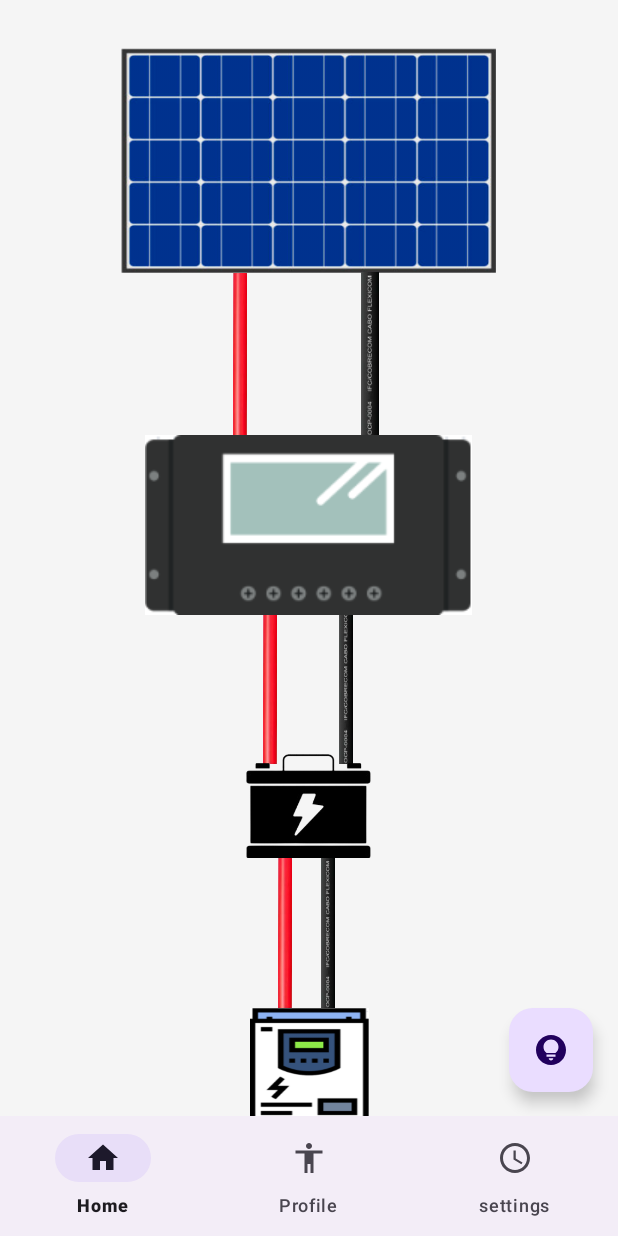
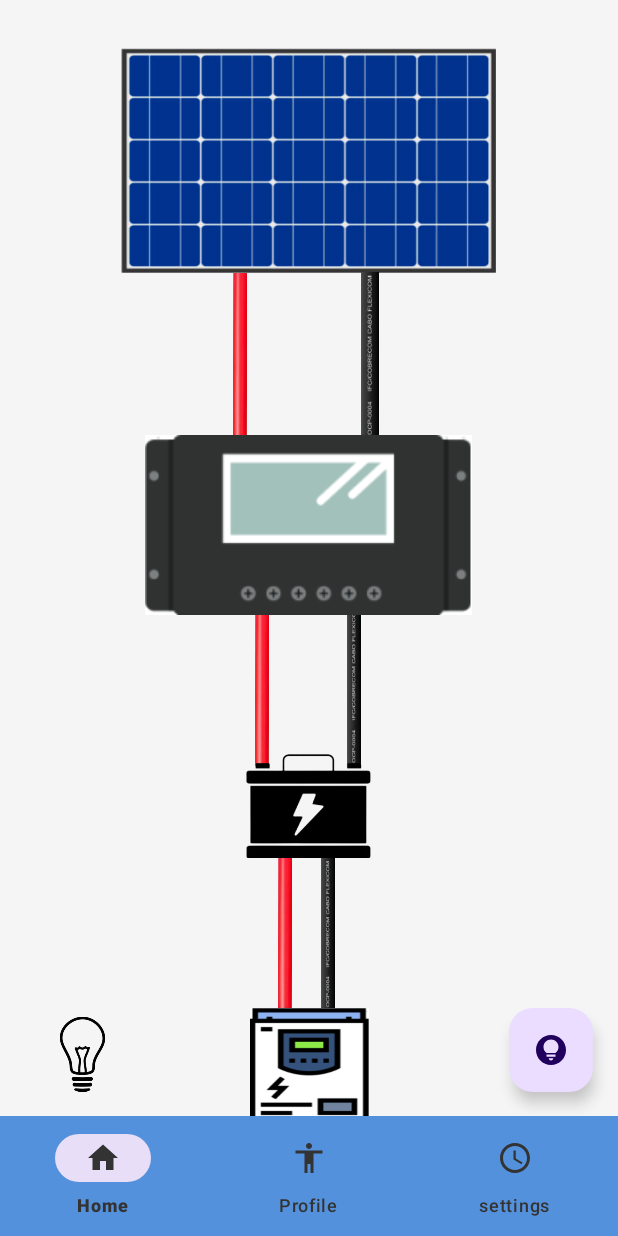
Before and after one commit to TulioSergio1/Circuitos-Electricos, an Android app: the screen it shows after launch (MainActivity), on a phone screen of 412 x 824 dp. Run offline under Robolectric (Android 15) with nearby library versions, the phone set to English and light mode, and no system bars.

Commit message:
Atualizações da interface

```diff
--- a/app/src/main/java/com/example/circuitoseltricos/fragmentos/HomeFragment.java
+++ b/app/src/main/java/com/example/circuitoseltricos/fragmentos/HomeFragment.java
@@ -37,6 +37,9 @@ public class HomeFragment extends Fragment {
     private String mParam1;
     private String mParam2;
     private Switch modoNoturno;
+    private ImageView lightView;
+    private ImageView lightView2;
+    private FloatingActionButton floatingActionButton;
 
     public HomeFragment() {
         // Required empty public constructor
@@ -71,8 +74,7 @@ public class HomeFragment extends Fragment {
 
     }
 
-    private ImageView lightView;
-    private FloatingActionButton floatingActionButton;
+
 
     @Override
     public View onCreateView(LayoutInflater inflater, ViewGroup container, Bundle savedInstanceState) {
@@ -81,6 +83,7 @@ public class HomeFragment extends Fragment {
 
         // Vincula o lightView usando findViewById
         lightView = view.findViewById(R.id.lightView);
+        lightView2 = view.findViewById(R.id.lightView2);
         floatingActionButton = view.findViewById(R.id.floatingActionButton);
 
         floatingActionButton.setOnClickListener(new View.OnClickListener() {
@@ -88,11 +91,15 @@ public class HomeFragment extends Fragment {
             public void onClick(View view) {
 
                 lightView.setVisibility(View.VISIBLE);
+                lightView2.setVisibility(View.VISIBLE);
 
-                ObjectAnimator fadeIn = ObjectAnimator.ofFloat(lightView, "alpha", 0.1f, 1.0f);
-                fadeIn.setDuration(2000); // Duração de 2 segundos para aumentar o brilho
+                ObjectAnimator fadeIn = ObjectAnimator.ofFloat(lightView2, "alpha", 0.1f, 1.0f);
+                fadeIn.setDuration(8000); // Duração de 2 segundos para aumentar o brilho
 
-                // Iniciar animação
+                ObjectAnimator fadeIn2 = ObjectAnimator.ofFloat(lightView, "alpha", 0.1f, 1.0f);
+                fadeIn2.setDuration(2000); // Duração de 2 segundos para aumentar o brilho
+
+                fadeIn2.start();
                 fadeIn.start();
             }
         });
--- a/app/src/main/res/drawable/light_circle.xml
+++ b/app/src/main/res/drawable/light_circle_lamp.xml
@@ -2,7 +2,7 @@
 <shape xmlns:android="http://schemas.android.com/apk/res/android">
     <gradient
         android:type="radial"
-        android:gradientRadius="160dp"
-        android:startColor="#FFEB3B"
+        android:gradientRadius="40dp"
+        android:startColor="#FFE400"
         android:endColor="#00FFFFFF" />
 </shape>
--- a/app/src/main/res/layout/activity_main.xml
+++ b/app/src/main/res/layout/activity_main.xml
@@ -23,6 +23,9 @@
         android:layout_width="wrap_content"
         android:layout_height="wrap_content"
 
+        android:background="#5491DC"
+        app:itemIconTint="@color/text_primary"
+        app:itemTextColor="@color/text_primary"
         app:layout_constraintBottom_toBottomOf="parent"
         app:layout_constraintEnd_toEndOf="parent"
         app:layout_constraintStart_toStartOf="parent"
--- a/app/src/main/res/layout/fragment_home.xml
+++ b/app/src/main/res/layout/fragment_home.xml
@@ -15,19 +15,20 @@
             android:id="@+id/lightView"
             android:layout_width="307dp"
             android:layout_height="291dp"
-            android:layout_marginStart="0dp"
-            android:layout_marginEnd="0dp"
+            android:alpha="0.2"
             android:background="@android:color/transparent"
+            android:elevation="1dp"
             android:src="@drawable/light_circle"
             android:visibility="invisible"
-            app:layout_constraintBottom_toBottomOf="@id/placa_solar"
-            app:layout_constraintEnd_toEndOf="@id/placa_solar"
-            app:layout_constraintStart_toStartOf="@id/placa_solar"
-            app:layout_constraintTop_toTopOf="@id/placa_solar" />
-        />
+            app:layout_constraintBottom_toBottomOf="@id/placaSolar"
+            app:layout_constraintEnd_toEndOf="@id/placaSolar"
+            app:layout_constraintHorizontal_bias="0.491"
+            app:layout_constraintStart_toStartOf="@id/placaSolar"
+            app:layout_constraintTop_toTopOf="@id/placaSolar"
+            app:layout_constraintVertical_bias="0.936" />
 
         <ImageView
-            android:id="@+id/placa_solar"
+            android:id="@+id/placaSolar"
             android:layout_width="250dp"
             android:layout_height="150dp"
             android:layout_marginTop="32dp"
@@ -38,90 +39,112 @@
             app:layout_constraintTop_toTopOf="parent" />
 
         <ImageView
-            android:id="@+id/imageView3"
+            android:id="@+id/caboPreto1"
             android:layout_width="12dp"
             android:layout_height="109dp"
             android:background="@drawable/cabo_preto"
-            app:layout_constraintBottom_toTopOf="@+id/imageView10"
+            app:layout_constraintBottom_toTopOf="@+id/controladorDeCarga"
             app:layout_constraintEnd_toEndOf="parent"
             app:layout_constraintHorizontal_bias="0.601"
             app:layout_constraintStart_toStartOf="parent"
-            app:layout_constraintTop_toBottomOf="@+id/placa_solar" />
+            app:layout_constraintTop_toBottomOf="@+id/placaSolar" />
 
         <ImageView
-            android:id="@+id/imageView8"
+            android:id="@+id/caboVermelho2"
             android:layout_width="9dp"
             android:layout_height="107dp"
             android:background="@drawable/cabo_vermelho"
-            app:layout_constraintBottom_toTopOf="@+id/imageView"
+            app:layout_constraintBottom_toTopOf="@+id/bateria"
             app:layout_constraintEnd_toEndOf="parent"
-            app:layout_constraintHorizontal_bias="0.435"
+            app:layout_constraintHorizontal_bias="0.423"
             app:layout_constraintStart_toStartOf="parent"
-            app:layout_constraintTop_toBottomOf="@+id/imageView10"
-            app:layout_constraintVertical_bias="0.533" />
+            app:layout_constraintTop_toBottomOf="@+id/controladorDeCarga"
+            app:layout_constraintVertical_bias="0.466" />
 
         <ImageView
-            android:id="@+id/imageView12"
+            android:id="@+id/caboVermelho1"
             android:layout_width="9dp"
             android:layout_height="109dp"
             android:background="@drawable/cabo_vermelho"
-            app:layout_constraintBottom_toTopOf="@+id/imageView10"
+            app:layout_constraintBottom_toTopOf="@+id/controladorDeCarga"
             app:layout_constraintEnd_toEndOf="parent"
             app:layout_constraintHorizontal_bias="0.385"
             app:layout_constraintStart_toStartOf="parent"
-            app:layout_constraintTop_toBottomOf="@id/placa_solar"
+            app:layout_constraintTop_toBottomOf="@id/placaSolar"
             app:layout_constraintVertical_bias="0.0" />
 
         <ImageView
-            android:id="@+id/imageView5"
+            android:id="@+id/caboPreto2"
             android:layout_width="9dp"
             android:layout_height="107dp"
             android:layout_marginTop="3dp"
             android:background="@drawable/cabo_preto"
-            app:layout_constraintBottom_toTopOf="@+id/imageView"
+            app:layout_constraintBottom_toTopOf="@+id/bateria"
             app:layout_constraintEnd_toEndOf="parent"
-            app:layout_constraintHorizontal_bias="0.562"
+            app:layout_constraintHorizontal_bias="0.574"
             app:layout_constraintStart_toStartOf="parent"
-            app:layout_constraintTop_toBottomOf="@+id/imageView10"
+            app:layout_constraintTop_toBottomOf="@+id/controladorDeCarga"
             app:layout_constraintVertical_bias="0.611" />
 
         <ImageView
-            android:id="@+id/imageView2"
+            android:id="@+id/caboVermelho3"
             android:layout_width="9dp"
             android:layout_height="100dp"
             android:background="@drawable/cabo_vermelho"
-            app:layout_constraintBottom_toTopOf="@+id/imageView7"
+            app:layout_constraintBottom_toTopOf="@+id/Inversor"
             app:layout_constraintEnd_toEndOf="parent"
             app:layout_constraintHorizontal_bias="0.461"
             app:layout_constraintStart_toStartOf="parent"
-            app:layout_constraintTop_toBottomOf="@+id/imageView" />
+            app:layout_constraintTop_toBottomOf="@+id/bateria" />
 
         <ImageView
-            android:id="@+id/imageView6"
+            android:id="@+id/caboPreto3"
             android:layout_width="9dp"
             android:layout_height="100dp"
 
             android:background="@drawable/cabo_preto"
-            app:layout_constraintBottom_toTopOf="@+id/imageView7"
+            app:layout_constraintBottom_toTopOf="@+id/Inversor"
             app:layout_constraintEnd_toEndOf="parent"
             app:layout_constraintHorizontal_bias="0.532"
             app:layout_constraintStart_toStartOf="parent"
-            app:layout_constraintTop_toBottomOf="@+id/imageView" />
+            app:layout_constraintTop_toBottomOf="@+id/bateria" />
 
         <ImageView
-            android:id="@+id/imageView7"
+            android:layout_width="50dp"
+            android:layout_height="50dp"
+            android:layout_marginBottom="16dp"
+            android:src="@drawable/lampada"
+            app:layout_constraintBottom_toBottomOf="parent"
+            app:layout_constraintEnd_toEndOf="parent"
+            app:layout_constraintHorizontal_bias="0.083"
+            app:layout_constraintStart_toStartOf="parent" />
+
+        <ImageView
+            android:id="@+id/lightView2"
+            android:layout_width="75dp"
+            android:layout_height="69dp"
+            android:layout_marginEnd="320dp"
+            android:layout_marginBottom="16dp"
+            android:background="@android:color/transparent"
+            android:elevation="1dp"
+            android:src="@drawable/light_circle_lamp"
+            android:visibility="invisible"
+            app:layout_constraintBottom_toBottomOf="parent"
+            app:layout_constraintEnd_toEndOf="parent" />
+
+        <ImageView
+            android:id="@+id/Inversor"
             android:layout_width="79dp"
             android:layout_height="90dp"
-
             android:layout_marginTop="100dp"
             android:background="@drawable/inversor_solar"
             app:layout_constraintEnd_toEndOf="parent"
             app:layout_constraintStart_toStartOf="parent"
-            app:layout_constraintTop_toBottomOf="@+id/imageView"
+            app:layout_constraintTop_toBottomOf="@+id/bateria"
             tools:ignore="MissingConstraints" />
 
         <ImageView
-            android:id="@+id/imageView10"
+            android:id="@+id/controladorDeCarga"
             android:layout_width="wrap_content"
             android:layout_height="wrap_content"
             android:layout_marginTop="108dp"
@@ -129,11 +152,11 @@
             app:layout_constraintEnd_toEndOf="parent"
             app:layout_constraintHorizontal_bias="0.498"
             app:layout_constraintStart_toStartOf="parent"
-            app:layout_constraintTop_toBottomOf="@id/placa_solar"
+            app:layout_constraintTop_toBottomOf="@id/placaSolar"
             tools:ignore="MissingConstraints" />
 
         <ImageView
-            android:id="@+id/imageView"
+            android:id="@+id/bateria"
             android:layout_width="84dp"
             android:layout_height="70dp"
             android:layout_marginTop="92dp"
@@ -141,7 +164,7 @@
             app:layout_constraintEnd_toEndOf="parent"
             app:layout_constraintHorizontal_bias="0.499"
             app:layout_constraintStart_toStartOf="parent"
-            app:layout_constraintTop_toBottomOf="@+id/imageView10" />
+            app:layout_constraintTop_toBottomOf="@+id/controladorDeCarga" />
 
         <com.google.android.material.floatingactionbutton.FloatingActionButton
             android:id="@+id/floatingActionButton"
@@ -149,11 +172,11 @@
             android:layout_height="wrap_content"
             android:layout_gravity="bottom|right"
             android:layout_marginBottom="16dp"
+            android:src="@drawable/baseline_lightbulb_circle_24"
             app:layout_constraintBottom_toBottomOf="parent"
             app:layout_constraintEnd_toEndOf="parent"
             app:layout_constraintHorizontal_bias="0.954"
             app:layout_constraintStart_toStartOf="parent"
-            android:src="@drawable/baseline_lightbulb_circle_24"
             tools:ignore="SpeakableTextPresentCheck" />
 
 
```
Also changed, not shown: app/src/main/res/drawable/base.png (added), app/src/main/res/drawable/lampada.png (added).
